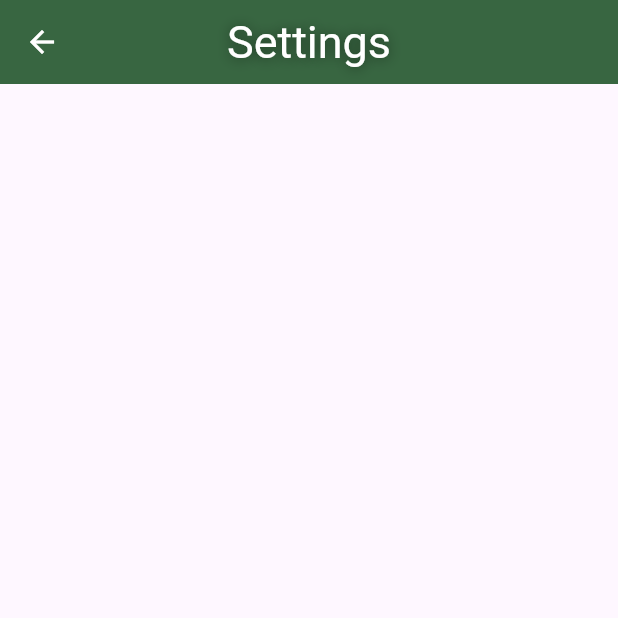
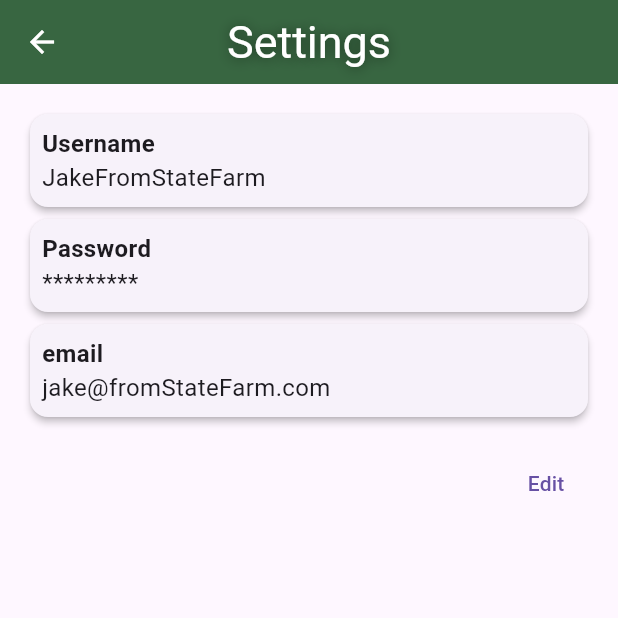
Before and after one commit to ckzhang26/Auxil, a Flutter app: the SettingsPage screen opened directly, on a phone screen of 412 x 824 dp, the top half of it. Run offline on Flutter 3.47's test engine with Material 3 defaults, Android fonts, the phone set to English and light mode, and no system bars; our stand-ins replace google_maps_flutter, shared_preferences; missing offline and left inert: mongo_dart; accounts and stored records are empty.

Commit message:
setting page basic added, bug fixes

```diff
--- a/net/lib/pages/home.dart
+++ b/net/lib/pages/home.dart
@@ -56,7 +56,7 @@
     return Scaffold(
         resizeToAvoidBottomInset: false,
         backgroundColor: Config.yellow,
-        appBar: Gui.header("Welcome", true),
+        appBar: Gui.headerWelcome("Welcome", true, context),
         body: Center(
             child: Column(
           mainAxisAlignment: MainAxisAlignment.spaceEvenly,
@@ -69,7 +69,7 @@
                   Gui.labelButton(
                       "Logout", 28, () => {_validateAccess(context, true)}),
                   ElevatedButton(
-                    child: Text('Change Zip Code'),
+                    child: const Text('Change Zip Code'),
                     onPressed: () {
                       showModalBottomSheet(
                           context: context,
--- a/net/lib/pages/login.dart
+++ b/net/lib/pages/login.dart
@@ -38,7 +38,9 @@
       backgroundColor: Config.yellow,
       appBar: Gui.header("Shelter", true),
       body: Padding(
-        padding: const EdgeInsets.symmetric(horizontal: 25, vertical: 25),
+        padding: EdgeInsets.symmetric(
+            horizontal: MediaQuery.of(context).size.width * .05,
+            vertical: MediaQuery.of(context).size.height * .001),
         child: Column(
           crossAxisAlignment: CrossAxisAlignment.center,
           // Insert all interactables into the main widget column,
--- a/net/lib/pages/settings.dart
+++ b/net/lib/pages/settings.dart
@@ -9,10 +9,109 @@
 }
 
 class SettingsPageState extends State<SettingsPage> {
+  String username = "JakeFromStateFarm";
+  String email = "jake@fromStateFarm.com";
+  String password = '*********';
+  bool isEditing = false;
+
+  TextEditingController usernameController = TextEditingController();
+  TextEditingController passwordController = TextEditingController();
+  TextEditingController emailController = TextEditingController();
+
+  @override
+  void initState() {
+    super.initState();
+    usernameController.text = username;
+    emailController.text = email;
+  }
+
   @override
   Widget build(BuildContext context) {
     return Scaffold(
       appBar: Gui.header("Settings", false),
+      body: SingleChildScrollView(
+        child: Padding(
+          padding: const EdgeInsets.all(16),
+          child: Column(
+            crossAxisAlignment: CrossAxisAlignment.start,
+            children: [
+              buildUserInfoLabel("Username", username, usernameController),
+              buildUserInfoLabel("Password", password, passwordController),
+              buildUserInfoLabel("email", email, emailController),
+              const SizedBox(
+                height: 16,
+              ),
+              Align(
+                alignment: Alignment.centerRight,
+                child: isEditing
+                    ? ElevatedButton(
+                        onPressed: () {
+                          saveChanges();
+                        },
+                        child: const Text('Save Changes'))
+                    : TextButton(
+                        onPressed: () {
+                          setState(() {
+                            isEditing = true;
+                          });
+                        },
+                        child: const Text('Edit')),
+              )
+            ],
+          ),
+        ),
+      ),
+    );
+  }
+
+  void saveChanges() {
+    String newUsername = usernameController.text;
+    String newPassword = passwordController.text;
+    String newEmail = emailController.text;
+    print('Saved changes: Username: $newUsername, Email: $newEmail');
+
+    setState(() {
+      isEditing = false;
+    });
+  }
+
+  Widget buildUserInfoLabel(
+    String label,
+    String value,
+    TextEditingController controller,
+  ) {
+    return Card(
+      elevation: 2.0,
+      child: Padding(
+        padding: const EdgeInsets.all(8),
+        child: Row(children: [
+          Expanded(
+            child: Column(
+              crossAxisAlignment: CrossAxisAlignment.start,
+              children: [
+                Text(
+                  label,
+                  style: const TextStyle(
+                      fontWeight: FontWeight.bold, fontSize: 16),
+                ),
+                const SizedBox(
+                  width: 5,
+                ),
+                isEditing
+                    ? TextFormField(
+                        controller: controller,
+                        decoration:
+                            InputDecoration(hintText: 'Enter your $label'),
+                      )
+                    : Text(
+                        value,
+                        style: const TextStyle(fontSize: 16),
+                      )
+              ],
+            ),
+          ),
+        ]),
+      ),
     );
   }
 }
--- a/net/lib/pages/zipcode.dart
+++ b/net/lib/pages/zipcode.dart
@@ -34,7 +34,7 @@
               textAlign: TextAlign.center,
             ),
             Gui.pad(50),
-            Gui.textInput("Zip Code", zipCodeController),
+            Gui.textInputNK("Zip Code", zipCodeController),
             Gui.pad(50),
             Gui.button(
                 "Submit",
```
Also changed, not shown: net/lib/config/gui.dart (+79 -1 lines), net/lib/pages/resources/card_item.dart (+65 -0 lines), net/lib/pages/resources/shelters.dart (+11 -10 lines).
